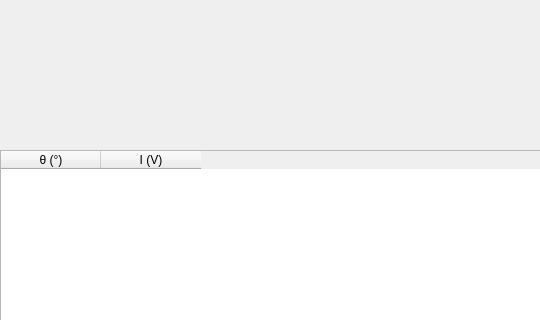
Before: the Qt Designer form polarisation_ui/pyqt/waveplate_tab.ui in cckssr/polarisation-ui, drawn with Qt 5; both pictures show x 0 to 540 and y 105 to 425 of the 1054 by 626 pixel window.
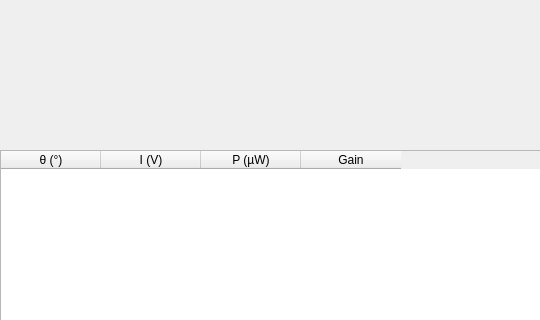
After: the same form once the commit is applied. Custom widgets are drawn as their Qt base class.

Commit message: feat: Enhance Waveplate and Malus tabs with additional data handling

Patch:
```diff
--- a/polarisation_ui/pyqt/waveplate_tab.ui
+++ b/polarisation_ui/pyqt/waveplate_tab.ui
@@ -53,6 +53,16 @@
        <string>I (V)</string>
       </property>
      </column>
+     <column>
+      <property name="text">
+       <string>P (µW)</string>
+      </property>
+     </column>
+     <column>
+      <property name="text">
+       <string>Gain</string>
+      </property>
+     </column>
     </widget>
    </item>
    <item row="1" column="1">
```
Left out of the diff: 14 changed lines with no effect on the pictures. The commit also changes 20 other files.
